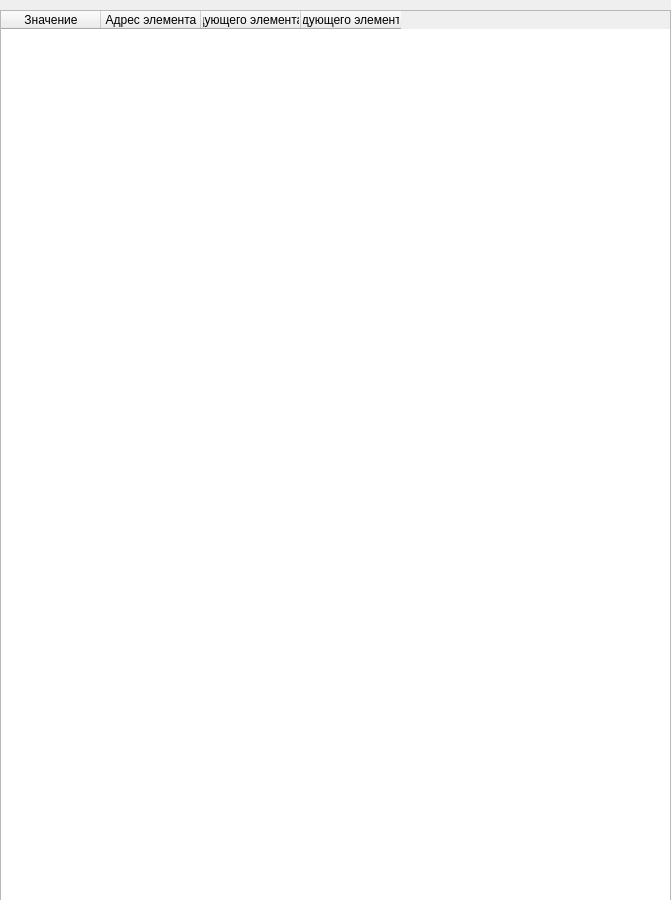
ijo42/sparse-matrix-tool, file ui/details.ui: the form before one commit.
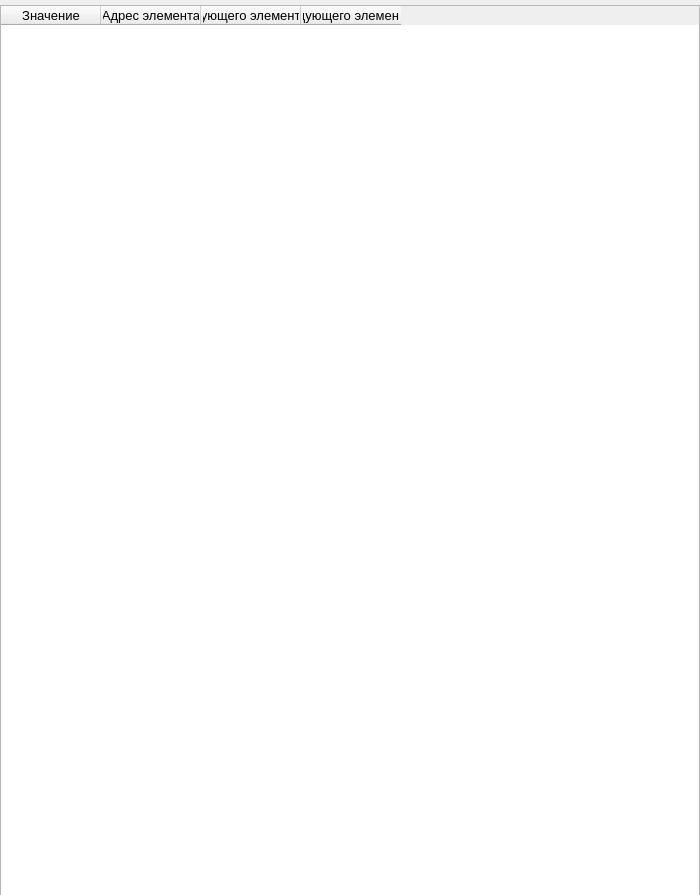
The form after the commit.

Patch:
```diff
--- a/ui/details.ui
+++ b/ui/details.ui
@@ -6,8 +6,8 @@
    <rect>
     <x>0</x>
     <y>0</y>
-    <width>671</width>
-    <height>900</height>
+    <width>700</width>
+    <height>895</height>
    </rect>
   </property>
   <property name="sizePolicy">
@@ -26,8 +26,8 @@
    <property name="geometry">
     <rect>
      <x>0</x>
-     <y>10</y>
-     <width>671</width>
+     <y>5</y>
+     <width>700</width>
      <height>891</height>
     </rect>
    </property>
@@ -37,6 +37,11 @@
      <verstretch>0</verstretch>
     </sizepolicy>
    </property>
+   <property name="font">
+    <font>
+     <pointsize>10</pointsize>
+    </font>
+   </property>
    <property name="contextMenuPolicy">
     <enum>Qt::NoContextMenu</enum>
    </property>
```
